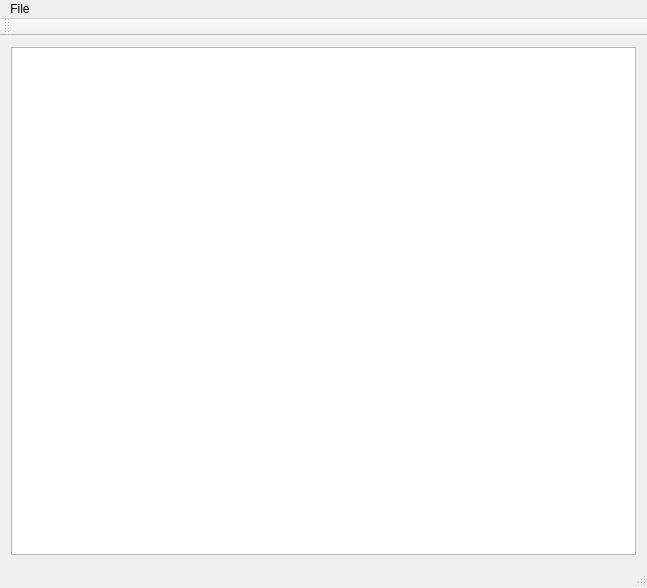
Old version of the form mainwindow.ui in the repository StanislavKraev/YourTodo.
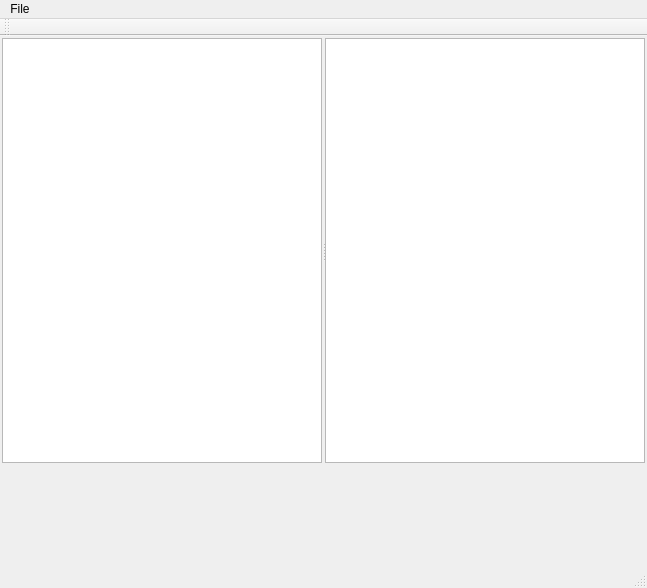
New version of the form. Custom widgets are drawn as their Qt base class.

Commit message: Add comments and controls panes.

Diff of the .ui file:
```diff
--- a/mainwindow.ui
+++ b/mainwindow.ui
@@ -14,11 +14,36 @@
    <string>MainWindow</string>
   </property>
   <widget class="QWidget" name="centralWidget">
-   <layout class="QVBoxLayout" name="verticalLayout">
-    <item>
-     <widget class="TaskTreeView" name="treeView">
-      <property name="styleSheet">
-       <string notr="true">QTreeView::item {
+   <layout class="QGridLayout" name="gridLayout">
+    <property name="margin">
+     <number>2</number>
+    </property>
+    <property name="spacing">
+     <number>1</number>
+    </property>
+    <item row="0" column="0">
+     <widget class="QSplitter" name="splitter">
+      <property name="sizePolicy">
+       <sizepolicy hsizetype="Expanding" vsizetype="Expanding">
+        <horstretch>0</horstretch>
+        <verstretch>0</verstretch>
+       </sizepolicy>
+      </property>
+      <property name="orientation">
+       <enum>Qt::Horizontal</enum>
+      </property>
+      <property name="handleWidth">
+       <number>3</number>
+      </property>
+      <widget class="TaskTreeView" name="treeView">
+       <property name="minimumSize">
+        <size>
+         <width>0</width>
+         <height>0</height>
+        </size>
+       </property>
+       <property name="styleSheet">
+        <string notr="true">QTreeView::item {
       border: 1px solid #d9d9d9;
      border-top-color: transparent;
      border-left-color: transparent;
@@ -28,9 +53,27 @@
     background-color: #3399ff;
  }
 </string>
+       </property>
+       <property name="selectionMode">
+        <enum>QAbstractItemView::ContiguousSelection</enum>
+       </property>
+      </widget>
+      <widget class="QTextEdit" name="textEdit"/>
+     </widget>
+    </item>
+    <item row="1" column="0">
+     <widget class="QWidget" name="controlsArea" native="true">
+      <property name="sizePolicy">
+       <sizepolicy hsizetype="Preferred" vsizetype="Preferred">
+        <horstretch>0</horstretch>
+        <verstretch>0</verstretch>
+       </sizepolicy>
       </property>
-      <property name="selectionMode">
-       <enum>QAbstractItemView::ContiguousSelection</enum>
+      <property name="minimumSize">
+       <size>
+        <width>0</width>
+        <height>100</height>
+       </size>
       </property>
      </widget>
     </item>
```
Left out of the diff: 2 changed lines with no effect on the pictures. The commit also changes 4 other files.
